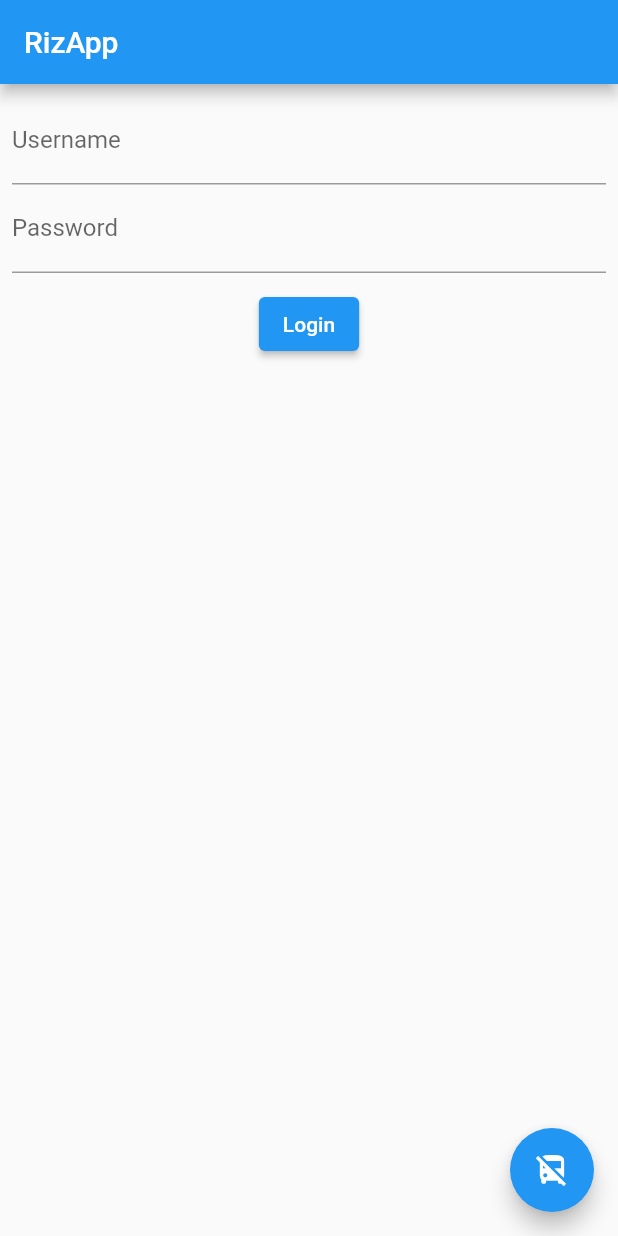
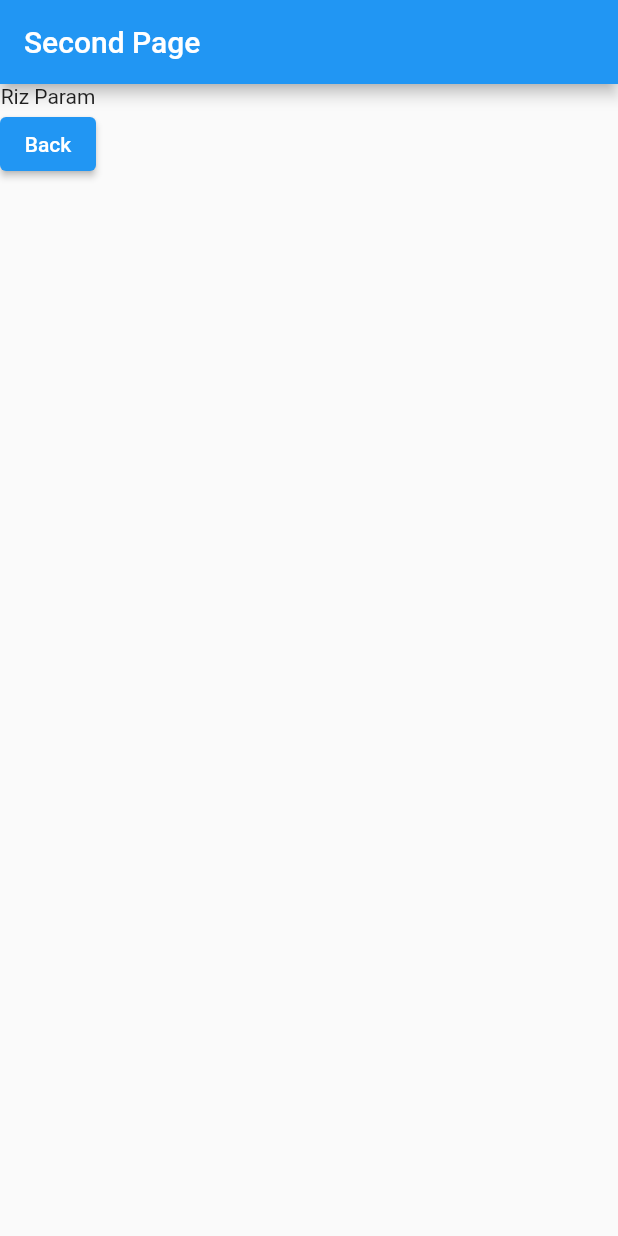
Before and after one commit to GitmeRiz/Flutter-ListView, a Flutter app: the screen it shows after launch, after a tap on "Login", on a phone screen of 412 x 824 dp. Run offline on Flutter 3.47's test engine with Material 2 defaults, Android fonts, the phone set to English and light mode, and no system bars.

Commit message:
Update main.dart, make secondPage.dart, make statefulWidget.dart

```diff
--- a/lib/main.dart
+++ b/lib/main.dart
@@ -1,7 +1,11 @@
 import 'package:flutter/material.dart';
+import 'package:flutter_application_1/secondPage.dart';
+import 'package:flutter_application_1/statefulWidget.dart';
 
 void main() {
-  runApp(const MyApp());
+  runApp(const MaterialApp(
+    home: MyApp(),
+  ));
 }
 
 class MyApp extends StatefulWidget {
@@ -14,10 +18,27 @@ class MyApp extends StatefulWidget {
 class _MyAppState extends State<MyApp> {
   @override
   Widget build(BuildContext context) {
-    return MaterialApp(
-      home: Scaffold(
+    return Scaffold(
+        drawer: Drawer(
+            child: ListView(
+          children: [
+            ListTile(
+              title: Text("Home")),
+            ListTile(
+              title: Text("Stateful Widget"),
+              onTap: () {
+                Navigator.of(context).push(
+                MaterialPageRoute(
+                  builder: (context) => const stafulWidget(),
+                ),
+              );
+              },
+            )
+          ],
+        )),
         appBar: AppBar(title: const Text("RizApp")),
-          floatingActionButton: FloatingActionButton(onPressed: () {}, child: Icon(Icons.no_transfer)),
+        floatingActionButton: FloatingActionButton(
+            onPressed: () {}, child: Icon(Icons.no_transfer)),
         body: Padding(
           padding: const EdgeInsets.all(8.0),
           child: Column(
@@ -31,10 +52,19 @@ class _MyAppState extends State<MyApp> {
               SizedBox(
                 height: 10,
               ),
-                ElevatedButton(onPressed: () {}, child: Text("Login"))
+              ElevatedButton(
+                  onPressed: () {
+                    Navigator.of(context).push(
+                      MaterialPageRoute(
+                        builder: (context) => const MyWidget(
+                          parameter: "Riz Param",
+                        ),
+                      ),
+                    );
+                  },
+                  child: Text("Login"))
             ],
           ),
-          )),
-    );
+        ));
   }
 }
--- /dev/null
+++ b/lib/secondPage.dart
@@ -0,0 +1,28 @@
+import 'package:flutter/material.dart';
+import 'package:flutter/src/widgets/framework.dart';
+import 'package:flutter/src/widgets/placeholder.dart';
+
+class MyWidget extends StatelessWidget {
+  final String parameter;
+
+  const MyWidget({super.key, required this.parameter});
+
+  @override
+  Widget build(BuildContext context) {
+    return MaterialApp(
+      home: Scaffold(
+        appBar: AppBar(title: const Text("Second Page")),
+        body: Column(
+          children: [ Text(this.parameter),
+            ElevatedButton(
+              child: Text("Back"),
+              onPressed: () {
+                Navigator.pop(context);
+              },
+            ),
+          ],
+        ),
+      ),
+    );
+  }
+}
--- /dev/null
+++ b/lib/statefulWidget.dart
@@ -0,0 +1,45 @@
+import 'package:flutter/material.dart';
+import 'package:flutter/src/widgets/framework.dart';
+import 'package:flutter/src/widgets/placeholder.dart';
+
+class stafulWidget extends StatefulWidget {
+  const stafulWidget({super.key});
+
+  @override
+  State<stafulWidget> createState() => _stafulWidgetState();
+}
+
+class _stafulWidgetState extends State<stafulWidget> {
+  int number = 0;
+  void tekanTombol() {
+    setState(() {
+      number = number + 1;
+    });
+  }
+
+  @override
+  Widget build(BuildContext context) {
+    return MaterialApp(
+      home: Scaffold(
+        appBar: AppBar(
+          title: Text("Stateful Widget"),
+        ),
+        body: Center(
+            child: Column(
+          mainAxisAlignment: MainAxisAlignment.center,
+          children:
+            <Widget>[
+              Text(number.toString()),
+              ElevatedButton(
+                onPressed: tekanTombol,
+                child: const Text("Press Me!"),
+              )
+            ],
+        )),
+        floatingActionButton: FloatingActionButton(onPressed: () {
+          Navigator.pop(context);
+        }, child: Icon(Icons.arrow_back),),
+      ),
+    );
+  }
+}
```
Lines whose indentation alone changed are shown as unchanged.
